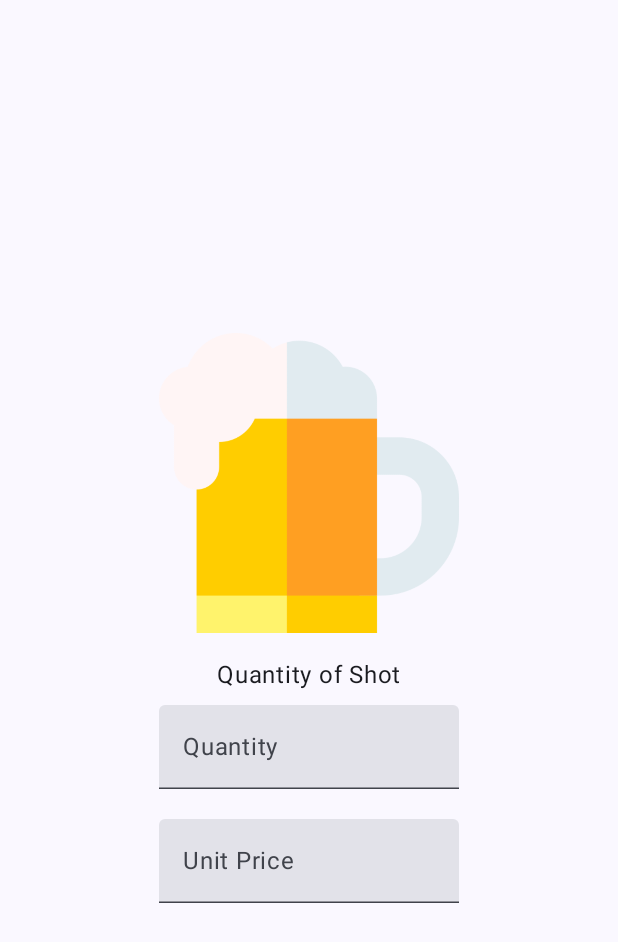
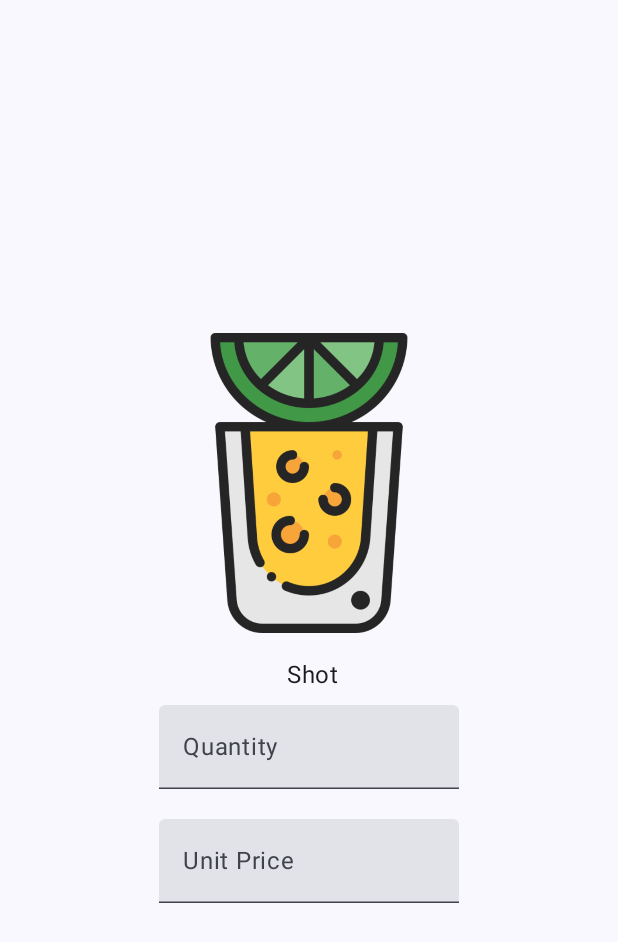
Before and after one commit to hugomdinis/TrabalhoFinalPA, an Android app built with Jetpack Compose: the screen it shows after launch (MainActivity), after a tap on "Shot", on a phone screen of 412 x 824 dp. Shown: the top 942 px of the screen. Run offline under Robolectric (Android 15) with nearby library versions, the phone set to English and light mode, and no system bars.

Commit message:
Correção de erro, quando clicava nos botôes a aplicação dava crash

```diff
--- a/app/src/main/java/com/example/trabalhofinalpa/MainActivity.kt
+++ b/app/src/main/java/com/example/trabalhofinalpa/MainActivity.kt
@@ -54,30 +54,31 @@ class MainActivity : ComponentActivity() {
     }
 
     @Composable
-    fun SetupNavigation(){
+    fun SetupNavigation() {
         val navController = rememberNavController()
 
-        NavHost(navController = navController, startDestination = "home"){
-            composable("home"){
+        NavHost(navController = navController, startDestination = "home") {
+            composable("home") {
                 NightOutLayout(navController)
             }
-            composable("drinkQuantity/{drinkName}"){backStackEntry ->
+            composable("drinkQuantity/{drinkName}/{imageRes}") { backStackEntry ->
                 val drinkName = backStackEntry.arguments?.getString("drinkName") ?: ""
-                DrinkScreen(drinkName = drinkName)
+                val imageRes = backStackEntry.arguments?.getString("imageRes")?.toIntOrNull() ?: 0
+                DrinkScreen(drinkName = drinkName, imageRes = imageRes)
             }
         }
     }
 
     @Composable
     fun NightOutLayout(navController: NavHostController) {
-        LazyColumn (
+        LazyColumn(
             modifier = Modifier
                 .padding(40.dp)
                 .fillMaxSize(),
             horizontalAlignment = Alignment.CenterHorizontally,
             verticalArrangement = Arrangement.spacedBy(16.dp)
-        ){
-            items(drinks) {drink ->
+        ) {
+            items(drinks) { drink ->
                 DrinkButton(drink, navController)
             }
         }
@@ -86,16 +87,18 @@ class MainActivity : ComponentActivity() {
     @Composable
     fun DrinkButton(drink: Drink, navController: NavHostController) {
         Button(
-            onClick = { navController.navigate("drinkQuantity/${drink.name}") },
+            onClick = {
+                navController.navigate("drinkQuantity/${drink.name}/${drink.imageRes}")
+            },
             modifier = Modifier
                 .size(200.dp)
                 .padding(16.dp),
             shape = RoundedCornerShape(16.dp)
         ) {
-            Column (
+            Column(
                 horizontalAlignment = Alignment.CenterHorizontally,
                 verticalArrangement = Arrangement.Center
-            ){
+            ) {
                 Image(
                     painter = painterResource(id = drink.imageRes),
                     contentDescription = drink.name,
@@ -107,9 +110,8 @@ class MainActivity : ComponentActivity() {
         }
     }
 
-
     @Composable
-    fun DrinkScreen(drinkName: String) {
+    fun DrinkScreen(drinkName: String, imageRes: Int) {
         var quantity by remember { mutableStateOf("") }
         var unitPrice by remember { mutableStateOf("") }
 
@@ -121,12 +123,12 @@ class MainActivity : ComponentActivity() {
             horizontalAlignment = Alignment.CenterHorizontally
         ) {
             Image(
-                painter = painterResource(id = R.drawable.beer_mug), // Substitua pela imagem correspondente ao drink
+                painter = painterResource(id = imageRes),
                 contentDescription = drinkName,
                 modifier = Modifier.size(200.dp)
             )
             Spacer(modifier = Modifier.height(16.dp))
-            Text(text = "Quantity of $drinkName")
+            Text(text = " $drinkName")
             Spacer(modifier = Modifier.height(8.dp))
             TextField(
                 value = quantity,
@@ -156,7 +158,7 @@ class MainActivity : ComponentActivity() {
     @Composable
     fun DrinkScreenPreview() {
         TrabalhoFinalPATheme {
-            DrinkScreen(drinkName = "Beer")
+            DrinkScreen(drinkName = "Beer", imageRes = R.drawable.beer_mug)
         }
     }
 }
```
